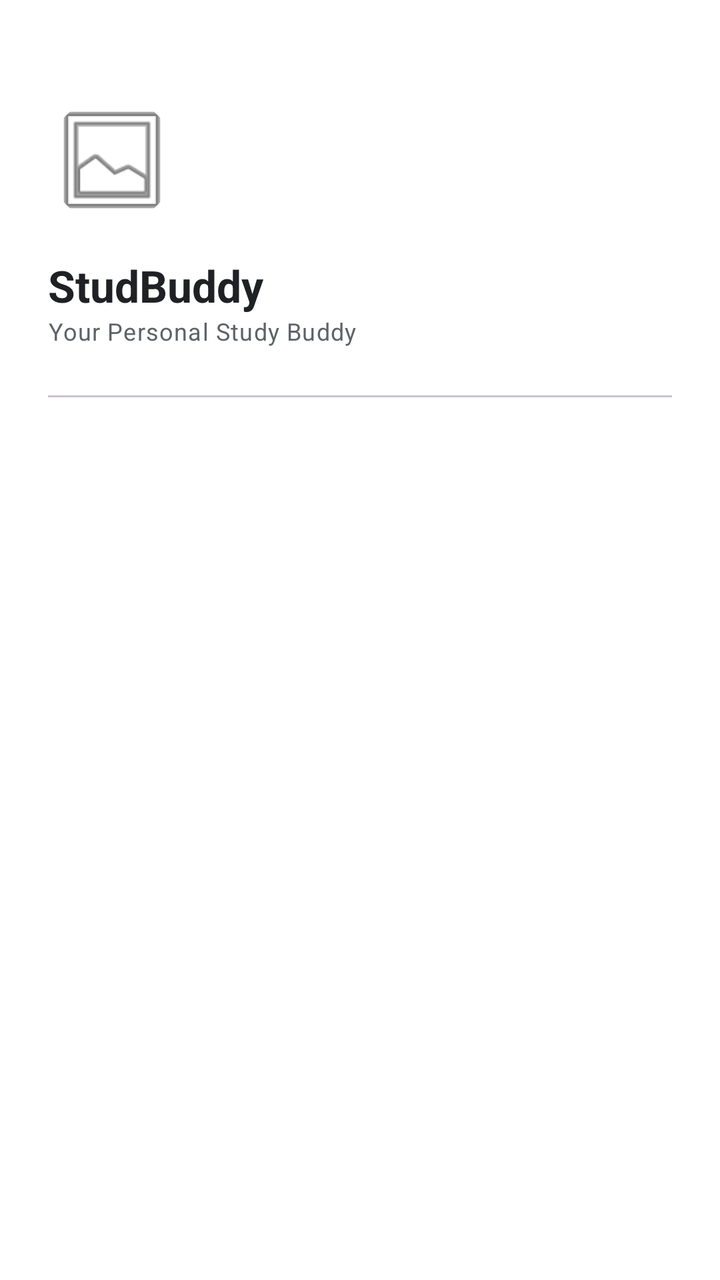
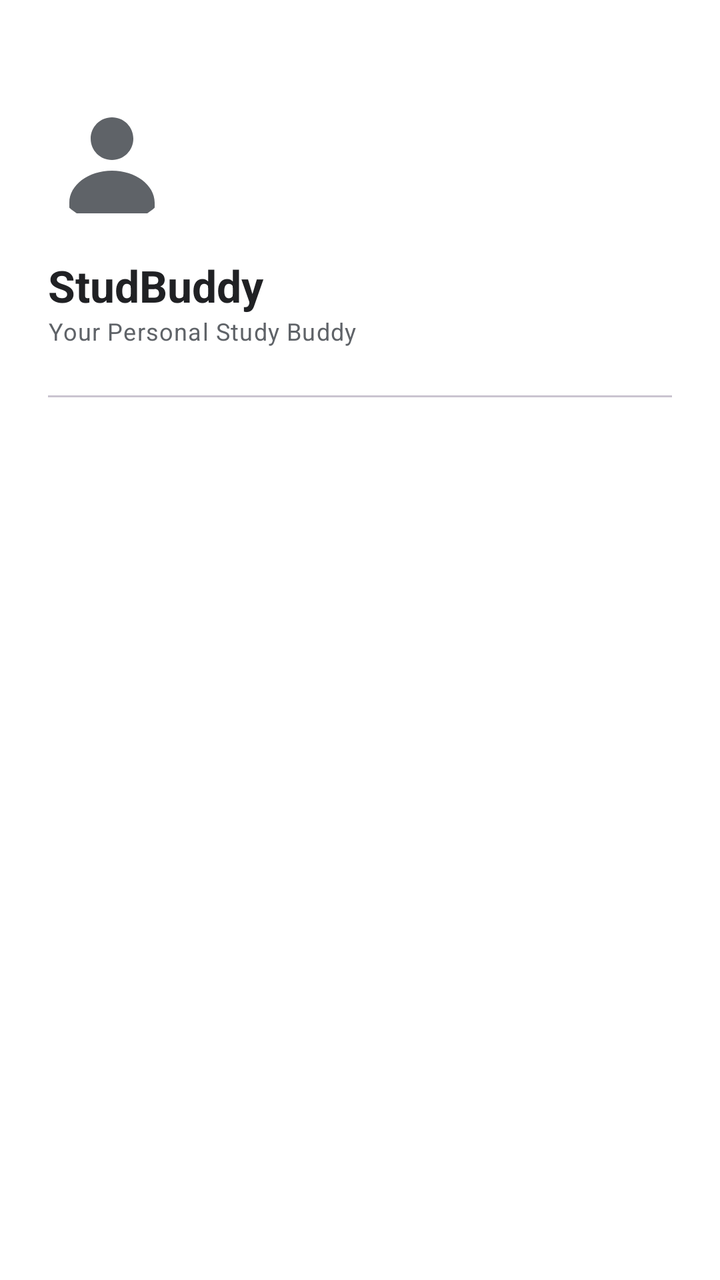

An Android layout rendered at two revisions. The XML below is the earlier revision; the diff shows what the commit changed to produce the second picture.
<!-- AndroidManifest.xml: application theme Theme.Studbuddy -->
<!-- res/layout/nav_header.xml -->
<?xml version="1.0" encoding="utf-8"?>
<LinearLayout xmlns:android="http://schemas.android.com/apk/res/android"
    xmlns:app="http://schemas.android.com/apk/res-auto"
    android:layout_width="match_parent"
    android:layout_height="wrap_content"
    android:background="?attr/headerBackground"
    android:orientation="vertical"
    android:paddingStart="24dp"
    android:paddingLeft="24dp"
    android:paddingTop="48dp"
    android:paddingRight="24dp"
    android:paddingBottom="8dp">

    <com.google.android.material.imageview.ShapeableImageView
        android:id="@+id/imgHeaderProfile"
        android:layout_width="64dp"
        android:layout_height="64dp"
        android:scaleType="centerCrop"
        app:shapeAppearanceOverlay="@style/ShapeAppearance.Material3.Corner.Full"
        android:src="@android:drawable/ic_menu_gallery" />

    <TextView
        android:id="@+id/txtHeaderName"
        android:layout_width="match_parent"
        android:layout_height="wrap_content"
        android:layout_marginTop="16dp"
        android:text="@string/app_name"
        android:textAppearance="?attr/textAppearanceTitleLarge"
        android:textColor="?attr/headerTextColor"
        android:textStyle="bold" />

    <TextView
        android:id="@+id/txtHeaderEmail"
        android:layout_width="wrap_content"
        android:layout_height="wrap_content"
        android:text="Your Personal Study Buddy"
        android:textAppearance="?attr/textAppearanceBodySmall"
        android:textColor="?attr/colorOnSurfaceVariant" />

    <View
        android:layout_width="match_parent"
        android:layout_height="1dp"
        android:layout_marginTop="24dp"
        android:background="?attr/colorOutlineVariant" />

</LinearLayout>
<!-- resources referenced by this layout -->
<resources>
  <string name="app_name">StudBuddy</string>
  <style name="Theme.Studbuddy" parent="Theme.Material3.DayNight.NoActionBar">
          
          <item name="colorPrimary">@color/md_theme_light_primary</item>
          <item name="colorOnPrimary">@color/md_theme_light_onPrimary</item>
          <item name="colorPrimaryContainer">@color/md_theme_light_primaryContainer</item>
          <item name="colorOnPrimaryContainer">@color/md_theme_light_onPrimaryContainer</item>
          <item name="colorSecondary">@color/md_theme_light_secondary</item>
          <item name="colorOnSecondary">@color/md_theme_light_onSecondary</item>
          <item name="colorSecondaryContainer">@color/md_theme_light_secondaryContainer</item>
          <item name="colorOnSecondaryContainer">@color/md_theme_light_onSecondaryContainer</item>
          <item name="colorTertiary">@color/md_theme_light_tertiary</item>
          <item name="colorOnTertiary">@color/md_theme_light_onTertiary</item>
          <item name="colorTertiaryContainer">@color/md_theme_light_tertiaryContainer</item>
          <item name="colorOnTertiaryContainer">@color/md_theme_light_onTertiaryContainer</item>
          <item name="colorError">@color/md_theme_light_error</item>
          <item name="colorOnError">@color/md_theme_light_onError</item>
          <item name="colorErrorContainer">@color/md_theme_light_errorContainer</item>
          <item name="colorOnErrorContainer">@color/md_theme_light_onErrorContainer</item>
          <item name="android:windowBackground">@color/md_theme_light_background</item>
          <item name="colorOutline">@color/md_theme_light_outline</item>
          <item name="colorSurfaceVariant">@color/md_theme_light_surfaceVariant</item>
          <item name="colorOnSurfaceVariant">@color/md_theme_light_onSurfaceVariant</item>
          <item name="colorSurface">@color/md_theme_light_surface</item>
          <item name="colorOnSurface">@color/md_theme_light_onSurface</item>
  
          
          <item name="headerBackground">?attr/colorSurface</item>
          <item name="headerTextColor">?attr/colorOnSurface</item>
  
          
          <item name="materialCardViewStyle">@style/Widget.Material3.CardView.Outlined</item>
      </style>
  <color name="md_theme_light_primary">#1E8E3E</color>
  <color name="md_theme_light_onPrimary">#FFFFFF</color>
  <color name="md_theme_light_primaryContainer">#E6F4EA</color>
  <color name="md_theme_light_onPrimaryContainer">#0D652D</color>
  <color name="md_theme_light_secondary">#5F6368</color>
  <color name="md_theme_light_onSecondary">#FFFFFF</color>
  <color name="md_theme_light_secondaryContainer">#E8EAED</color>
  <color name="md_theme_light_onSecondaryContainer">#202124</color>
  <color name="md_theme_light_tertiary">#1967D2</color>
  <color name="md_theme_light_onTertiary">#FFFFFF</color>
  <color name="md_theme_light_tertiaryContainer">#E8F0FE</color>
  <color name="md_theme_light_onTertiaryContainer">#174EA6</color>
  <color name="md_theme_light_error">#D93025</color>
  <color name="md_theme_light_onError">#FFFFFF</color>
  <color name="md_theme_light_errorContainer">#FCE8E6</color>
  <color name="md_theme_light_onErrorContainer">#A50E0E</color>
  <color name="md_theme_light_background">#F8F9FA</color>
  <color name="md_theme_light_outline">#DADCE0</color>
  <color name="md_theme_light_surfaceVariant">#F1F3F4</color>
  <color name="md_theme_light_onSurfaceVariant">#5F6368</color>
  <color name="md_theme_light_surface">#FFFFFF</color>
  <color name="md_theme_light_onSurface">#202124</color>
</resources>

<!-- the commit's change to res/layout/nav_header.xml (unified diff, before → after) -->
@@ -17,7 +17,8 @@
         android:layout_height="64dp"
         android:scaleType="centerCrop"
         app:shapeAppearanceOverlay="@style/ShapeAppearance.Material3.Corner.Full"
-        android:src="@android:drawable/ic_menu_gallery" />
+        android:src="@drawable/ic_person_24"
+        android:tint="?attr/colorOnSurfaceVariant" />
 
     <TextView
         android:id="@+id/txtHeaderName"
<!-- resource entries referenced after the edit -->
@@ -1,5 +1,16 @@
 <!-- resources referenced by this layout -->
 <resources>
+  <!-- drawable ic_person_24 (drawable) -->
+  <?xml version="1.0" encoding="utf-8"?>
+  <vector xmlns:android="http://schemas.android.com/apk/res/android"
+      android:width="24dp"
+      android:height="24dp"
+      android:viewportWidth="24"
+      android:viewportHeight="24">
+      <path
+          android:fillColor="#FF000000"
+          android:pathData="M12,12c2.21,0 4,-1.79 4,-4s-1.79,-4 -4,-4 -4,1.79 -4,4 1.79,4 4,4zM12,14c-4.42,0 -8,2.69 -8,6v2h16v-2c0,-3.31 -3.58,-6 -8,-6z" />
+  </vector>
   <string name="app_name">StudBuddy</string>
   <style name="Theme.Studbuddy" parent="Theme.Material3.DayNight.NoActionBar">
           
